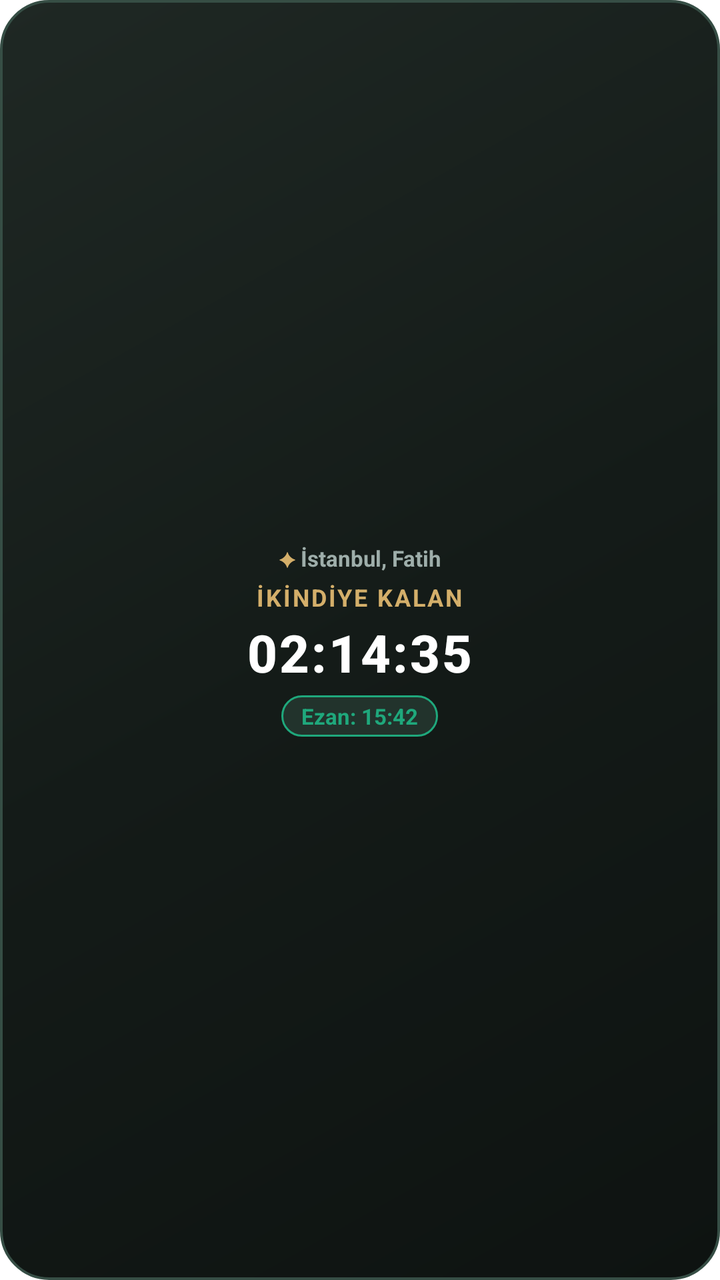
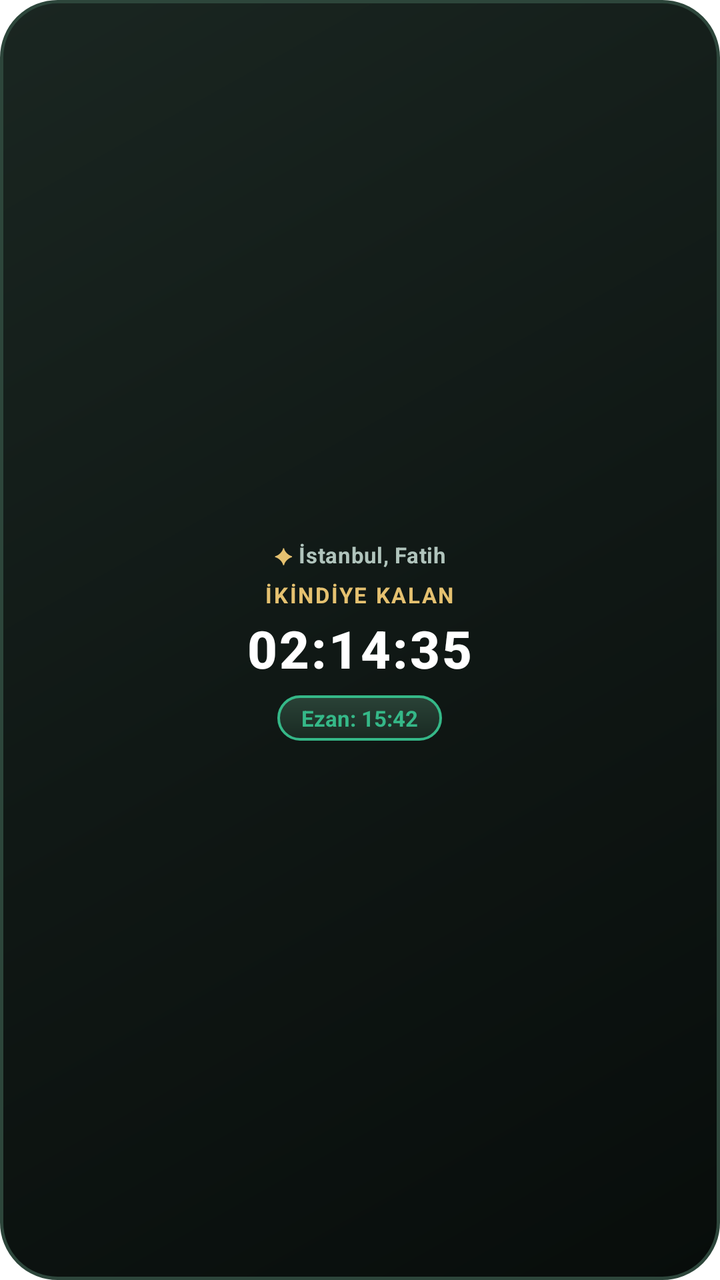

Compare the two renders of this Android layout. The source of the first and the diff that turns it into the second are given below.
<!-- AndroidManifest.xml: fallback theme Theme.MaterialComponents.DayNight.NoActionBar -->
<!-- res/layout/sukun_widget_small_layout.xml -->
<?xml version="1.0" encoding="utf-8"?>
<LinearLayout xmlns:android="http://schemas.android.com/apk/res/android"
    android:id="@+id/widget_small_root"
    android:layout_width="match_parent"
    android:layout_height="match_parent"
    android:background="@drawable/sukun_widget_bg"
    android:gravity="center"
    android:orientation="vertical"
    android:paddingStart="14dp"
    android:paddingTop="12dp"
    android:paddingEnd="14dp"
    android:paddingBottom="12dp">

    
    <LinearLayout
        android:layout_width="wrap_content"
        android:layout_height="wrap_content"
        android:gravity="center_vertical"
        android:orientation="horizontal">

        <TextView
            android:layout_width="wrap_content"
            android:layout_height="wrap_content"
            android:text="✦ "
            android:textColor="#D4AF6A"
            android:textSize="10sp" />

        <TextView
            android:id="@+id/widget_small_location"
            android:layout_width="wrap_content"
            android:layout_height="wrap_content"
            android:text="İstanbul, Fatih"
            android:textColor="#9EAEAA"
            android:textSize="11sp"
            android:textStyle="bold" />
    </LinearLayout>

    
    <TextView
        android:id="@+id/widget_small_prayer_name"
        android:layout_width="wrap_content"
        android:layout_height="wrap_content"
        android:layout_marginTop="4dp"
        android:letterSpacing="0.08"
        android:text="İKİNDİYE KALAN"
        android:textColor="#D4AF6A"
        android:textSize="12sp"
        android:textStyle="bold" />

    
    <TextView
        android:id="@+id/widget_small_timer"
        android:layout_width="wrap_content"
        android:layout_height="wrap_content"
        android:layout_marginTop="2dp"
        android:fontFamily="sans-serif-medium"
        android:letterSpacing="0.04"
        android:text="02:14:35"
        android:textColor="#FFFFFF"
        android:textSize="26sp"
        android:textStyle="bold" />

    
    <TextView
        android:id="@+id/widget_small_prayer_time"
        android:layout_width="wrap_content"
        android:layout_height="wrap_content"
        android:layout_marginTop="4dp"
        android:background="@drawable/sukun_widget_active_box"
        android:paddingStart="10dp"
        android:paddingTop="3dp"
        android:paddingEnd="10dp"
        android:paddingBottom="3dp"
        android:text="Ezan: 15:42"
        android:textColor="#1FA87C"
        android:textSize="11sp"
        android:textStyle="bold" />
</LinearLayout>
<!-- resources referenced by this layout -->
<resources>
  <!-- drawable sukun_widget_active_box (drawable) -->
  <?xml version="1.0" encoding="utf-8"?>
  <shape xmlns:android="http://schemas.android.com/apk/res/android"
      android:shape="rectangle">
      <solid android:color="#22332C" />
      <corners android:radius="14dp" />
      <stroke
          android:width="1dp"
          android:color="#1FA87C" />
  </shape>
  <!-- drawable sukun_widget_bg (drawable) -->
  <?xml version="1.0" encoding="utf-8"?>
  <shape xmlns:android="http://schemas.android.com/apk/res/android"
      android:shape="rectangle">
      <gradient
          android:angle="315"
          android:startColor="#1F2824"
          android:centerColor="#141B18"
          android:endColor="#0E1311"
          android:type="linear" />
      <corners android:radius="24dp" />
      <stroke
          android:width="1.2dp"
          android:color="#364E45" />
  </shape>
</resources>

<!-- the commit's change to res/layout/sukun_widget_small_layout.xml (unified diff, before → after) -->
@@ -22,15 +22,16 @@
             android:layout_width="wrap_content"
             android:layout_height="wrap_content"
             android:text="✦ "
-            android:textColor="#D4AF6A"
-            android:textSize="10sp" />
+            android:textColor="#E5C170"
+            android:textSize="11sp" />
 
         <TextView
             android:id="@+id/widget_small_location"
             android:layout_width="wrap_content"
             android:layout_height="wrap_content"
+            android:letterSpacing="0.02"
             android:text="İstanbul, Fatih"
-            android:textColor="#9EAEAA"
+            android:textColor="#B0C4BC"
             android:textSize="11sp"
             android:textStyle="bold" />
     </LinearLayout>
@@ -40,11 +41,11 @@
         android:id="@+id/widget_small_prayer_name"
         android:layout_width="wrap_content"
         android:layout_height="wrap_content"
-        android:layout_marginTop="4dp"
+        android:layout_marginTop="5dp"
         android:letterSpacing="0.08"
         android:text="İKİNDİYE KALAN"
-        android:textColor="#D4AF6A"
-        android:textSize="12sp"
+        android:textColor="#E5C170"
+        android:textSize="11sp"
         android:textStyle="bold" />
 
     
@@ -65,14 +66,14 @@
         android:id="@+id/widget_small_prayer_time"
         android:layout_width="wrap_content"
         android:layout_height="wrap_content"
-        android:layout_marginTop="4dp"
+        android:layout_marginTop="6dp"
         android:background="@drawable/sukun_widget_active_box"
-        android:paddingStart="10dp"
-        android:paddingTop="3dp"
-        android:paddingEnd="10dp"
-        android:paddingBottom="3dp"
+        android:paddingStart="12dp"
+        android:paddingTop="4dp"
+        android:paddingEnd="12dp"
+        android:paddingBottom="4dp"
         android:text="Ezan: 15:42"
-        android:textColor="#1FA87C"
+        android:textColor="#35B888"
         android:textSize="11sp"
         android:textStyle="bold" />
 </LinearLayout>
<!-- resource entries referenced after the edit -->
@@ -4,11 +4,15 @@
   <?xml version="1.0" encoding="utf-8"?>
   <shape xmlns:android="http://schemas.android.com/apk/res/android"
       android:shape="rectangle">
-      <solid android:color="#22332C" />
+      <gradient
+          android:angle="270"
+          android:startColor="#2A4237"
+          android:endColor="#192A22"
+          android:type="linear" />
       <corners android:radius="14dp" />
       <stroke
-          android:width="1dp"
-          android:color="#1FA87C" />
+          android:width="1.2dp"
+          android:color="#35B888" />
   </shape>
   <!-- drawable sukun_widget_bg (drawable) -->
   <?xml version="1.0" encoding="utf-8"?>
@@ -16,14 +20,14 @@
       android:shape="rectangle">
       <gradient
           android:angle="315"
-          android:startColor="#1F2824"
-          android:centerColor="#141B18"
-          android:endColor="#0E1311"
+          android:startColor="#1A2621"
+          android:centerColor="#101815"
+          android:endColor="#080D0B"
           android:type="linear" />
-      <corners android:radius="24dp" />
+      <corners android:radius="28dp" />
       <stroke
-          android:width="1.2dp"
-          android:color="#364E45" />
+          android:width="1.5dp"
+          android:color="#2D463B" />
   </shape>
 </resources>
 
